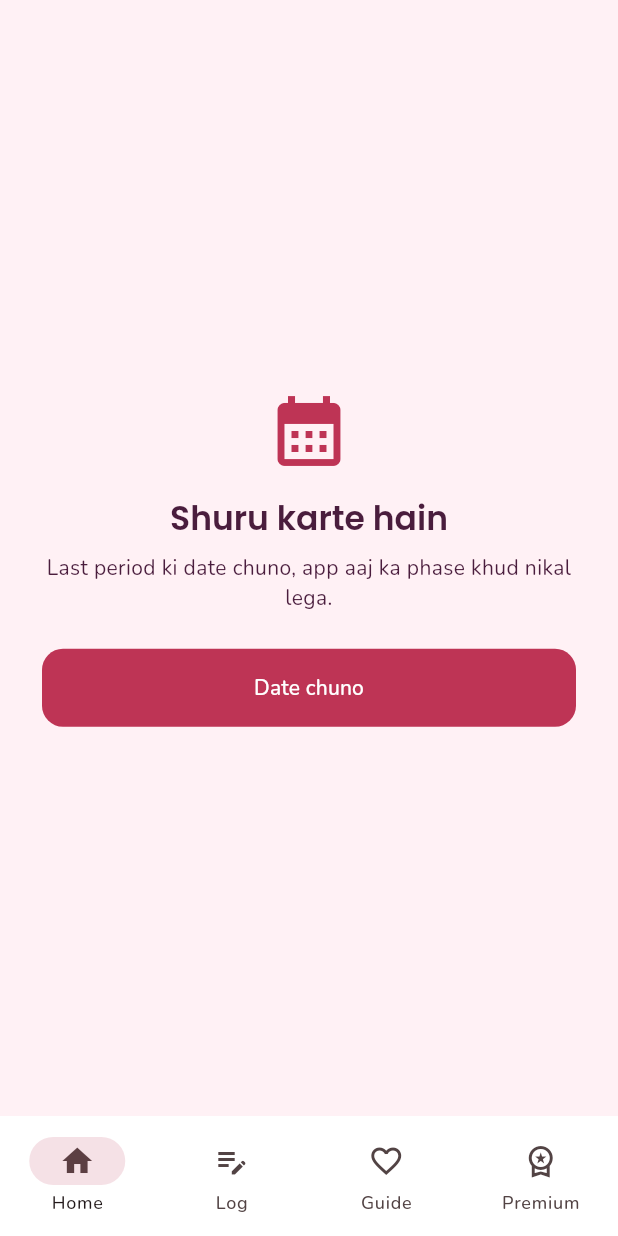
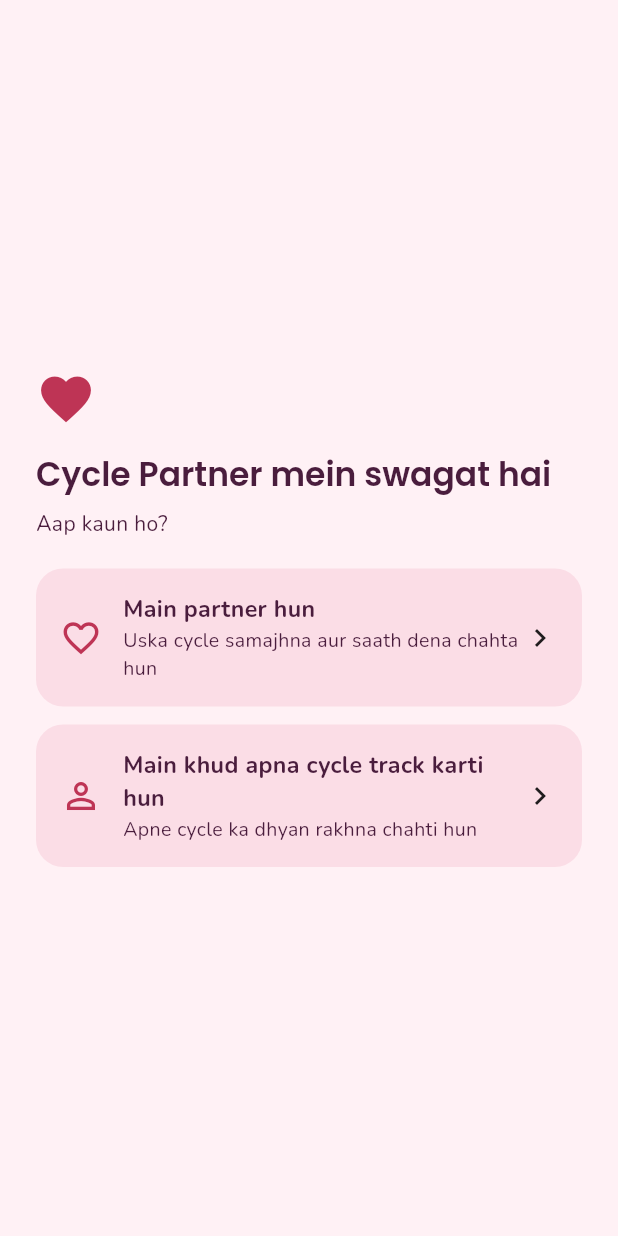
Before and after one commit to SirajAbbas12/menstrual-partner-app, a Flutter app: the screen it shows after launch, on a phone screen of 412 x 824 dp. Run offline on Flutter 3.47's test engine with Material 3 defaults, Android fonts, the phone set to English and light mode, and no system bars; our stand-ins replace flutter_local_notifications, flutter_riverpod, google_fonts, hive_flutter, timezone; accounts and stored records are empty.

Commit message:
Onboarding flow

```diff
--- a/lib/core/storage/local_store.dart
+++ b/lib/core/storage/local_store.dart
@@ -29,4 +29,16 @@
 
   static Future<void> saveLog(DateTime d, Map<String, dynamic> data) =>
       _box.put(_logKey(d), data);
+
+  static String get role => (_box.get('role') as String?) ?? 'partner';
+  static String get relation => (_box.get('relation') as String?) ?? 'partner';
+  static bool get onboarded =>
+      (_box.get('onboarded') as bool?) ?? (lastPeriod != null);
+
+  static Future<void> saveProfile(String role, String relation) async {
+    await _box.put('role', role);
+    await _box.put('relation', relation);
+  }
+
+  static Future<void> setOnboarded() => _box.put('onboarded', true);
 }
--- /dev/null
+++ b/lib/features/onboarding/onboarding_screen.dart
@@ -0,0 +1,273 @@
+import 'package:flutter/material.dart';
+import 'package:flutter_riverpod/flutter_riverpod.dart';
+import 'package:hive_flutter/hive_flutter.dart';
+import 'package:intl/intl.dart';
+import '../../core/storage/local_store.dart';
+import '../../core/theme/app_theme.dart';
+import '../../shared/widgets/app_shell.dart';
+import '../cycle/providers/cycle_provider.dart';
+import '../notifications/notification_service.dart';
+
+class OnboardingScreen extends ConsumerStatefulWidget {
+  const OnboardingScreen({super.key});
+
+  @override
+  ConsumerState<OnboardingScreen> createState() => _OnboardingScreenState();
+}
+
+class _OnboardingScreenState extends ConsumerState<OnboardingScreen> {
+  int _step = 0;
+  String _role = 'partner';
+  String _relation = 'partner';
+  DateTime? _date;
+  double _len = 28;
+
+  bool get _isPartner => _role == 'partner';
+
+  void _go(int s) => setState(() => _step = s);
+
+  Future<void> _finish(bool notif) async {
+    final d = _date ?? DateTime.now();
+    await LocalStore.saveProfile(_role, _relation);
+    await ref.read(cycleProvider.notifier).save(d, _len.round());
+    if (notif) {
+      final ok = await NotificationService.requestPermission();
+      if (ok) await Hive.box('settings').put('notifOn', true);
+    }
+    await LocalStore.setOnboarded();
+    await NotificationService.refresh();
+    if (!mounted) return;
+    Navigator.of(context).pushReplacement(
+      MaterialPageRoute(builder: (_) => const AppShell()),
+    );
+  }
+
+  @override
+  Widget build(BuildContext context) {
+    final theme = Theme.of(context);
+    Widget body;
+    switch (_step) {
+      case 0:
+        body = _stepRole(theme);
+        break;
+      case 1:
+        body = _stepRelation(theme);
+        break;
+      case 2:
+        body = _stepDate(theme);
+        break;
+      default:
+        body = _stepNotif(theme);
+    }
+    return Scaffold(
+      body: SafeArea(
+        child: Padding(padding: const EdgeInsets.all(24), child: body),
+      ),
+    );
+  }
+
+  Widget _stepRole(ThemeData theme) => Column(
+        crossAxisAlignment: CrossAxisAlignment.start,
+        children: [
+          const Spacer(),
+          const Icon(Icons.favorite, size: 40, color: AppColors.rose),
+          const SizedBox(height: 16),
+          Text('Cycle Partner mein swagat hai',
+              style: theme.textTheme.headlineSmall),
+          const SizedBox(height: 8),
+          const Text('Aap kaun ho?'),
+          const SizedBox(height: 20),
+          _Choice(
+            icon: Icons.favorite_border,
+            title: 'Main partner hun',
+            sub: 'Uska cycle samajhna aur saath dena chahta hun',
+            onTap: () {
+              _role = 'partner';
+              _go(1);
+            },
+          ),
+          const SizedBox(height: 12),
+          _Choice(
+            icon: Icons.person_outline,
+            title: 'Main khud apna cycle track karti hun',
+            sub: 'Apne cycle ka dhyan rakhna chahti hun',
+            onTap: () {
+              _role = 'self';
+              _go(2);
+            },
+          ),
+          const Spacer(),
+        ],
+      );
+
+  Widget _stepRelation(ThemeData theme) {
+    const items = <(String, String)>[
+      ('husband', 'Husband'),
+      ('boyfriend', 'Boyfriend'),
+      ('wife', 'Wife'),
+      ('girlfriend', 'Girlfriend'),
+      ('partner', 'Partner'),
+    ];
+    return Column(
+      crossAxisAlignment: CrossAxisAlignment.start,
+      children: [
+        TextButton.icon(
+          onPressed: () => _go(0),
+          icon: const Icon(Icons.arrow_back, size: 18),
+          label: const Text('Peeche'),
+        ),
+        const Spacer(),
+        Text('Aap uske kya lagte ho?', style: theme.textTheme.headlineSmall),
+        const SizedBox(height: 16),
+        Wrap(
+          spacing: 10,
+          runSpacing: 10,
+          children: [
+            for (final it in items)
+              ChoiceChip(
+                label: Text(it.$2),
+                selected: _relation == it.$1,
+                onSelected: (_) {
+                  _relation = it.$1;
+                  _go(2);
+                },
+              ),
+          ],
+        ),
+        const Spacer(),
+      ],
+    );
+  }
+
+  Widget _stepDate(ThemeData theme) {
+    final f = DateFormat('d MMM yyyy');
+    return Column(
+      crossAxisAlignment: CrossAxisAlignment.start,
+      children: [
+        TextButton.icon(
+          onPressed: () => _go(_isPartner ? 1 : 0),
+          icon: const Icon(Icons.arrow_back, size: 18),
+          label: const Text('Peeche'),
+        ),
+        const SizedBox(height: 8),
+        Text('Cycle ki jaankari', style: theme.textTheme.headlineSmall),
+        const SizedBox(height: 16),
+        const Text('Last period kab shuru hua?'),
+        const SizedBox(height: 8),
+        OutlinedButton.icon(
+          onPressed: () async {
+            final now = DateTime.now();
+            final p = await showDatePicker(
+              context: context,
+              initialDate: _date ?? now,
+              firstDate: now.subtract(const Duration(days: 120)),
+              lastDate: now,
+            );
+            if (p != null) setState(() => _date = p);
+          },
+          icon: const Icon(Icons.event),
+          label: Text(_date == null ? 'Date chuno' : f.format(_date!)),
+        ),
+        const SizedBox(height: 20),
+        Text('Cycle kitne din ka hai? ${_len.round()} din'),
+        Slider(
+          min: 21,
+          max: 45,
+          divisions: 24,
+          value: _len,
+          onChanged: (v) => setState(() => _len = v),
+        ),
+        const Text('Pata na ho to 28 rehne do. Baad mein badal sakte ho.',
+            style: TextStyle(fontSize: 12.5)),
+        if (_isPartner) ...[
+          const SizedBox(height: 12),
+          const Text('Ye jaankari unki ijazat se daalo.',
+              style: TextStyle(fontSize: 12.5, fontStyle: FontStyle.italic)),
+        ],
+        const Spacer(),
+        FilledButton(
+          onPressed: _date == null ? null : () => _go(3),
+          child: const Text('Aage'),
+        ),
+      ],
+    );
+  }
+
+  Widget _stepNotif(ThemeData theme) => Column(
+        crossAxisAlignment: CrossAxisAlignment.start,
+        children: [
+          TextButton.icon(
+            onPressed: () => _go(2),
+            icon: const Icon(Icons.arrow_back, size: 18),
+            label: const Text('Peeche'),
+          ),
+          const Spacer(),
+          const Icon(Icons.notifications_active_outlined,
+              size: 40, color: AppColors.rose),
+          const SizedBox(height: 16),
+          Text('Roz ek caring message bhejun?',
+              style: theme.textTheme.headlineSmall),
+          const SizedBox(height: 8),
+          const Text(
+              'Roz raat 9 baje, aaj ke mood ke hisaab se ek chhota message. Samay baad mein badal sakte ho.'),
+          const Spacer(),
+          FilledButton(
+            onPressed: () => _finish(true),
+            child: const Text('Haan, bhejo'),
+          ),
+          const SizedBox(height: 8),
+          Center(
+            child: TextButton(
+              onPressed: () => _finish(false),
+              child: const Text('Abhi nahi'),
+            ),
+          ),
+        ],
+      );
+}
+
+class _Choice extends StatelessWidget {
+  final IconData icon;
+  final String title;
+  final String sub;
+  final VoidCallback onTap;
+  const _Choice({
+    required this.icon,
+    required this.title,
+    required this.sub,
+    required this.onTap,
+  });
+
+  @override
+  Widget build(BuildContext context) {
+    return Material(
+      color: AppColors.blushDeep,
+      borderRadius: BorderRadius.circular(18),
+      child: InkWell(
+        borderRadius: BorderRadius.circular(18),
+        onTap: onTap,
+        child: Padding(
+          padding: const EdgeInsets.all(16),
+          child: Row(
+            children: [
+              Icon(icon, color: AppColors.rose, size: 28),
+              const SizedBox(width: 14),
+              Expanded(
+                child: Column(
+                  crossAxisAlignment: CrossAxisAlignment.start,
+                  children: [
+                    Text(title,
+                        style: const TextStyle(
+                            fontSize: 15.5, fontWeight: FontWeight.w700)),
+                    Text(sub, style: const TextStyle(fontSize: 13)),
+                  ],
+                ),
+              ),
+              const Icon(Icons.chevron_right),
+            ],
+          ),
+        ),
+      ),
+    );
+  }
+}
--- a/lib/main.dart
+++ b/lib/main.dart
@@ -4,6 +4,7 @@
 import 'features/notifications/notification_service.dart';
 import 'core/theme/app_theme.dart';
 import 'shared/widgets/app_shell.dart';
+import 'features/onboarding/onboarding_screen.dart';
 
 Future<void> main() async {
   WidgetsFlutterBinding.ensureInitialized();
@@ -22,7 +23,7 @@
       debugShowCheckedModeBanner: false,
       title: 'Cycle Partner',
       theme: AppTheme.light(),
-      home: const AppShell(),
+      home: LocalStore.onboarded ? const AppShell() : const OnboardingScreen(),
     );
   }
 }
```
